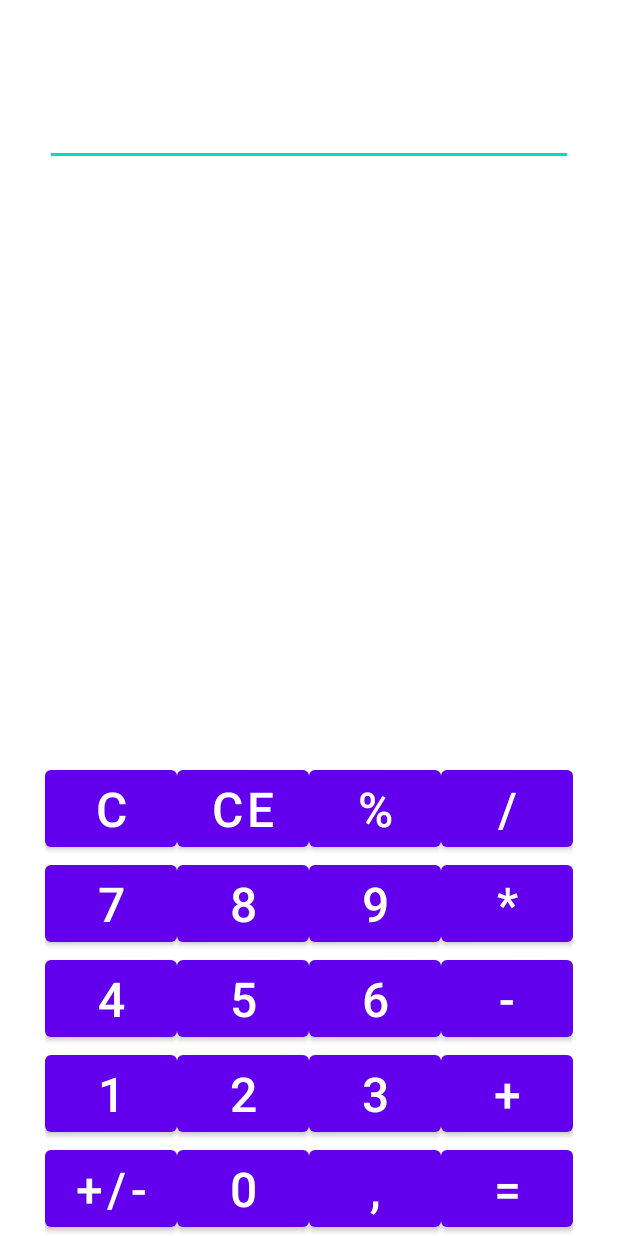
After one commit to 23err/AndroidJavaLessons, an Android app: the layout activity_layout_linear.xml on its own in the app's theme, with its tools: preview values and no code run, on a phone screen of 412 x 824 dp. The commit adds this screen. Run offline under Robolectric (Android 15) with nearby library versions, the phone set to English and light mode, and no system bars.

Commit message:
выбор layout - gridLayout

```diff
--- /dev/null
+++ b/app/src/main/res/layout/activity_layout_linear.xml
@@ -0,0 +1,166 @@
+<?xml version="1.0" encoding="utf-8"?>
+<LinearLayout xmlns:android="http://schemas.android.com/apk/res/android"
+    android:layout_width="match_parent"
+    android:layout_height="match_parent"
+    android:orientation="vertical">
+
+    <EditText
+        android:layout_width="match_parent"
+        android:layout_height="wrap_content"
+        android:layout_marginHorizontal="30dp"
+        android:layout_marginVertical="20dp"
+        android:textSize="52sp" />
+
+    <FrameLayout
+        android:layout_width="match_parent"
+        android:layout_height="match_parent">
+
+        <GridLayout
+            android:layout_width="wrap_content"
+            android:layout_height="wrap_content"
+            android:layout_gravity="center_horizontal|bottom"
+            android:columnCount="4">
+
+            <Button
+                android:id="@+id/btnClearAll"
+                android:layout_width="wrap_content"
+                android:layout_height="wrap_content"
+                android:text="@string/clear_all"
+                android:textSize="@dimen/text_size_btn" />
+            <Button
+                android:id="@+id/btnClear"
+                android:layout_width="wrap_content"
+                android:layout_height="wrap_content"
+                android:text="@string/clear"
+                android:textSize="@dimen/text_size_btn" />
+
+
+            <Button
+                android:id="@+id/btnPercent"
+                android:layout_width="wrap_content"
+                android:layout_height="wrap_content"
+                android:text="@string/percent"
+                android:textSize="@dimen/text_size_btn" />
+
+            <Button
+                android:id="@+id/btnDivide"
+                android:layout_width="wrap_content"
+                android:layout_height="wrap_content"
+                android:text="@string/divide"
+                android:textSize="@dimen/text_size_btn" />
+
+            <Button
+                android:id="@+id/btnSeven"
+                android:layout_width="wrap_content"
+                android:layout_height="wrap_content"
+                android:text="@string/_7"
+                android:textSize="@dimen/text_size_btn" />
+
+            <Button
+                android:id="@+id/btnEight"
+                android:layout_width="wrap_content"
+                android:layout_height="wrap_content"
+                android:text="@string/_8"
+                android:textSize="@dimen/text_size_btn" />
+
+            <Button
+                android:id="@+id/btnNine"
+                android:layout_width="wrap_content"
+                android:layout_height="wrap_content"
+                android:text="@string/_9"
+                android:textSize="@dimen/text_size_btn" />
+
+            <Button
+                android:id="@+id/btnMultiply"
+                android:layout_width="wrap_content"
+                android:layout_height="wrap_content"
+                android:text="@string/multiply"
+                android:textSize="@dimen/text_size_btn" />
+
+            <Button
+                android:id="@+id/btnFour"
+                android:layout_width="wrap_content"
+                android:layout_height="wrap_content"
+                android:text="@string/four"
+                android:textSize="@dimen/text_size_btn" />
+
+            <Button
+                android:id="@+id/btnFive"
+                android:layout_width="wrap_content"
+                android:layout_height="wrap_content"
+                android:text="@string/five"
+                android:textSize="@dimen/text_size_btn" />
+
+            <Button
+                android:id="@+id/btnSix"
+                android:layout_width="wrap_content"
+                android:layout_height="wrap_content"
+                android:text="@string/six"
+                android:textSize="@dimen/text_size_btn" />
+
+            <Button
+                android:id="@+id/btnMinus"
+                android:layout_width="wrap_content"
+                android:layout_height="wrap_content"
+                android:text="@string/minus"
+                android:textSize="@dimen/text_size_btn" />
+
+            <Button
+                android:id="@+id/btnOne"
+                android:layout_width="wrap_content"
+                android:layout_height="wrap_content"
+                android:text="@string/one"
+                android:textSize="@dimen/text_size_btn" />
+
+            <Button
+                android:id="@+id/btnTwo"
+                android:layout_width="wrap_content"
+                android:layout_height="wrap_content"
+                android:text="@string/two"
+                android:textSize="@dimen/text_size_btn" />
+
+            <Button
+                android:id="@+id/btnTree"
+                android:layout_width="wrap_content"
+                android:layout_height="wrap_content"
+                android:text="@string/three"
+                android:textSize="@dimen/text_size_btn" />
+
+            <Button
+                android:id="@+id/btnPlus"
+                android:layout_width="wrap_content"
+                android:layout_height="wrap_content"
+                android:text="@string/plus"
+                android:textSize="@dimen/text_size_btn" />
+
+            <Button
+                android:id="@+id/btnPlusMinus"
+                android:layout_width="wrap_content"
+                android:layout_height="wrap_content"
+                android:text="@string/plus_minus"
+                android:textSize="@dimen/text_size_btn" />
+
+            <Button
+                android:id="@+id/btnZero"
+                android:layout_width="wrap_content"
+                android:layout_height="wrap_content"
+                android:text="@string/zero"
+                android:textSize="@dimen/text_size_btn" />
+
+            <Button
+                android:id="@+id/btnComma"
+                android:layout_width="wrap_content"
+                android:layout_height="wrap_content"
+                android:text="@string/Comma"
+                android:textSize="@dimen/text_size_btn" />
+
+            <Button
+                android:id="@+id/btnEqual"
+                android:layout_width="wrap_content"
+                android:layout_height="wrap_content"
+                android:text="@string/equal"
+                android:textSize="@dimen/text_size_btn" />
+
+        </GridLayout>
+    </FrameLayout>
+</LinearLayout>
--- /dev/null
+++ b/app/src/main/res/values/dimens.xml
@@ -0,0 +1,4 @@
+<?xml version="1.0" encoding="utf-8"?>
+<resources>
+    <dimen name="text_size_btn">32sp</dimen>
+</resources>
--- a/app/src/main/res/values/strings.xml
+++ b/app/src/main/res/values/strings.xml
@@ -16,4 +16,25 @@
     <string name="email">email адрес</string>
     <string name="time">Время</string>
     <string name="date">Дата</string>
+    <string name="clear">CE</string>
+    <string name="percent">%</string>
+    <string name="delete">D</string>
+    <string name="_7">7</string>
+    <string name="_8">8</string>
+    <string name="_9">9</string>
+    <string name="divide">/</string>
+    <string name="four">4</string>
+    <string name="five">5</string>
+    <string name="six">6</string>
+    <string name="multiply">*</string>
+    <string name="one">1</string>
+    <string name="two">2</string>
+    <string name="three">3</string>
+    <string name="minus">-</string>
+    <string name="plus">+</string>
+    <string name="plus_minus">+/-</string>
+    <string name="zero">0</string>
+    <string name="equal">=</string>
+    <string name="Comma">,</string>
+    <string name="clear_all">C</string>
 </resources>
```
